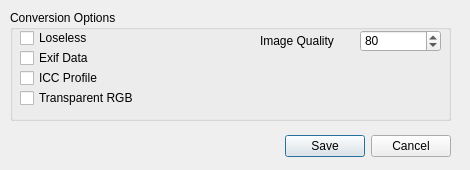
Before: the Qt Designer form Resources/ConversionOptions.ui in C4NU/Paddie, drawn with Qt 5.
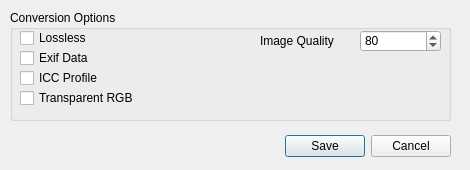
After: the same form once the commit is applied.

Commit message: * Lossless UI만 수정 * 변환 완료 후 다음 변환에서 전 파일을 읽어오는 문제 수정

Patch:
```diff
--- a/Resources/ConversionOptions.ui
+++ b/Resources/ConversionOptions.ui
@@ -75,7 +75,7 @@
      <string extracomment="무압축으로 저장하는 옵션입니다."/>
     </property>
     <property name="text">
-     <string>Loseless</string>
+     <string>Lossless</string>
     </property>
    </widget>
    <widget class="QSpinBox" name="image_quality_spinbox">
```
The commit also changes 1 other file.
